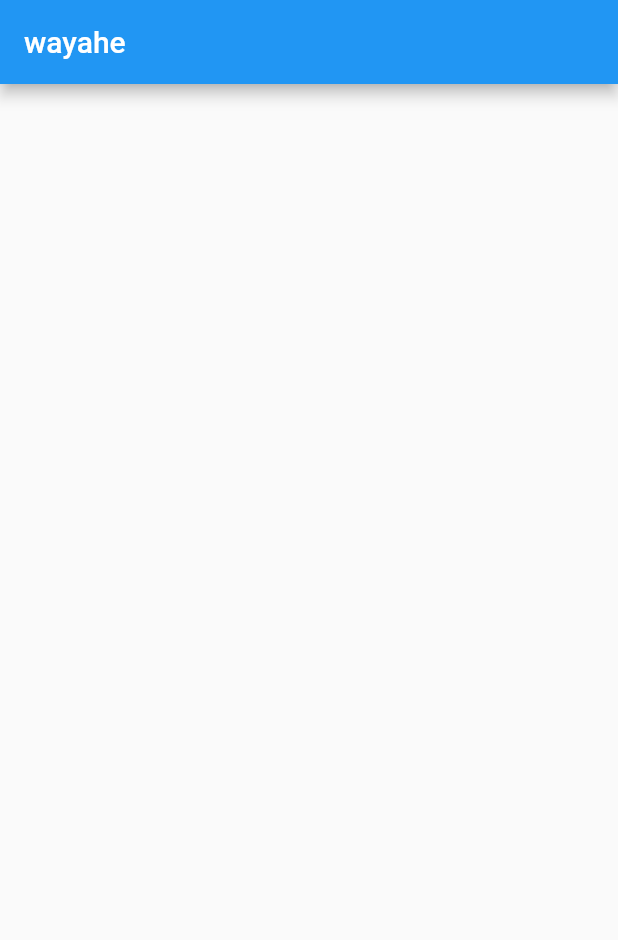
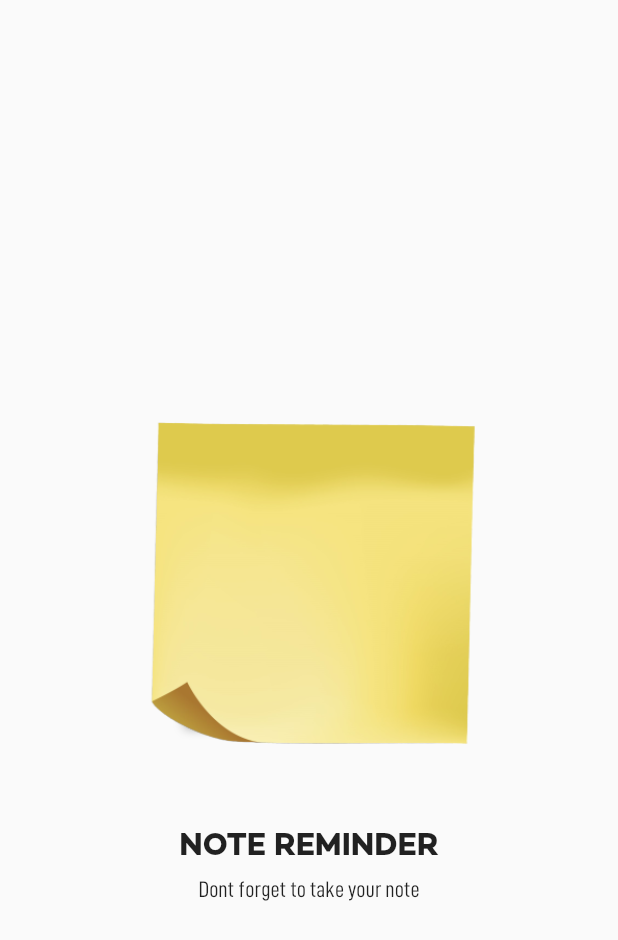
Before and after one commit to aqibalvaaiziin/notesApp, a Flutter app: the first screen one second after launch, on a phone screen of 412 x 824 dp. Shown: the top 940 px of the screen. Run offline on Flutter 3.47's test engine with Material 2 defaults, Android fonts, the phone set to English and light mode, and no system bars; our stand-ins replace dio.

Commit message:
splash and service provider done

```diff
--- a/lib/main.dart
+++ b/lib/main.dart
@@ -1,9 +1,16 @@
-import 'dart:convert';
+import 'package:flutter/material.dart';
+import 'package:flutter/services.dart';
+import 'package:notesapp/screen/home_page/home.dart';
+import 'package:notesapp/widgets/page_transition.dart';
+import 'package:notesapp/widgets/splash_screen.dart';
 
-import 'package:flutter/material.dart';
-import 'package:notesapp/providers/providers.dart';
-
-main() => runApp(MyApp());
+void main() {
+  WidgetsFlutterBinding.ensureInitialized();
+  SystemChrome.setPreferredOrientations([DeviceOrientation.portraitUp])
+      .then((_) {
+    runApp(MyApp());
+  });
+}
 
 class MyApp extends StatefulWidget {
   @override
@@ -15,51 +22,32 @@ class _MyAppState extends State<MyApp> {
   Widget build(BuildContext context) {
     return MaterialApp(
       debugShowCheckedModeBanner: false,
-      home: HomePage(),
+      home: SplashPage(),
     );
   }
 }
 
-class HomePage extends StatefulWidget {
+class SplashPage extends StatefulWidget {
   @override
-  _HomePageState createState() => _HomePageState();
+  _SplashPageState createState() => _SplashPageState();
 }
 
-class _HomePageState extends State<HomePage> {
-  List albums = [];
-
-  getDataAlbums() {
-    Providers.getAlbums().then((value) {
-      List data = jsonDecode(jsonEncode(value.data));
-      for (var i = 0; i < data.length; i++) {
-        setState(() {
-          albums.add(data[i]);
-        });
-      }
-    });
-  }
-
+class _SplashPageState extends State<SplashPage> {
   @override
   void initState() {
     super.initState();
-    getDataAlbums();
+    new Future.delayed(const Duration(seconds: 4),
+        () => Navigator.of(context).pushReplacement(createRoute(HomePage())));
   }
 
   @override
   Widget build(BuildContext context) {
+    var screenSize = MediaQuery.of(context).size;
     return Scaffold(
-      appBar: AppBar(
-        title: Text("wayahe"),
-      ),
       body: Container(
-        width: MediaQuery.of(context).size.width,
-        height: MediaQuery.of(context).size.height,
-        child: ListView.builder(
-            itemCount: albums.length,
-            itemBuilder: (context, i) => ListTile(
-                  title: Text(albums[i]['content']),
-                )),
-      ),
+          width: screenSize.width,
+          height: screenSize.height,
+          child: splashSreen(context)),
     );
   }
 }
--- /dev/null
+++ b/lib/widgets/splash_screen.dart
@@ -0,0 +1,62 @@
+import 'package:flutter/material.dart';
+
+splashSreen(BuildContext context) {
+  var screenSize = MediaQuery.of(context).size;
+  return Stack(
+    children: <Widget>[
+      Positioned(
+        top: screenSize.height * 0.49,
+        left: screenSize.width * 0.3,
+        child: Container(
+          width: screenSize.width * 0.4,
+          height: screenSize.width * 0.2,
+          decoration: BoxDecoration(boxShadow: [
+            BoxShadow(
+              color: Colors.grey,
+              blurRadius: 5,
+            )
+          ]),
+        ),
+      ),
+      Positioned(
+        top: screenSize.height * 0.27,
+        left: screenSize.width * 0.02,
+        right: screenSize.width * 0.02,
+        child: Container(
+          child: Image.asset(
+            "assets/images/launch.png",
+            width: screenSize.height * 0.4,
+            height: screenSize.height * 0.4,
+          ),
+        ),
+      ),
+      Positioned(
+        top: screenSize.height * 0.67,
+        child: Container(
+          width: screenSize.width,
+          child: Center(
+            child: Text(
+              "NOTE REMINDER",
+              style: TextStyle(fontSize: 21, fontFamily: "CB"),
+            ),
+          ),
+        ),
+      ),
+      Positioned(
+        top: screenSize.height * 0.71,
+        child: Container(
+          width: screenSize.width,
+          child: Center(
+            child: Text(
+              "Dont forget to take your note",
+              style: TextStyle(
+                fontSize: 15,
+                fontFamily: "D",
+              ),
+            ),
+          ),
+        ),
+      ),
+    ],
+  );
+}
```
Also changed, not shown: lib/providers/providers.dart (+47 -1 lines), lib/screen/home_page/home.dart (added, +48 -0 lines), lib/widgets/page_transition.dart (added, +20 -0 lines), pubspec.yaml (+46 -15 lines), assets/fonts/A.ttf (added), assets/fonts/AD.otf (added), assets/fonts/CB.otf (added), assets/fonts/D.otf (added), assets/fonts/F.ttf (added), assets/fonts/FL.ttf (added), assets/fonts/FS.ttf (added), assets/fonts/MS.otf (added), assets/fonts/NHLENYRO.ttf (added), assets/fonts/NHLEPho_.ttf (added), 2 more files, 2 other files.
